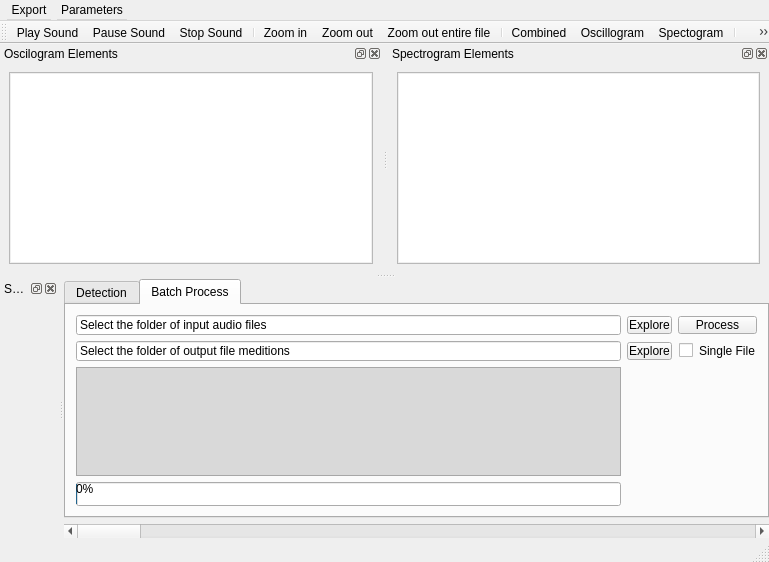
ECMora/SoundLab, file Graphic_Interface/UI Files/SegmentationAndClasificationWindowUI.ui: the form before one commit.
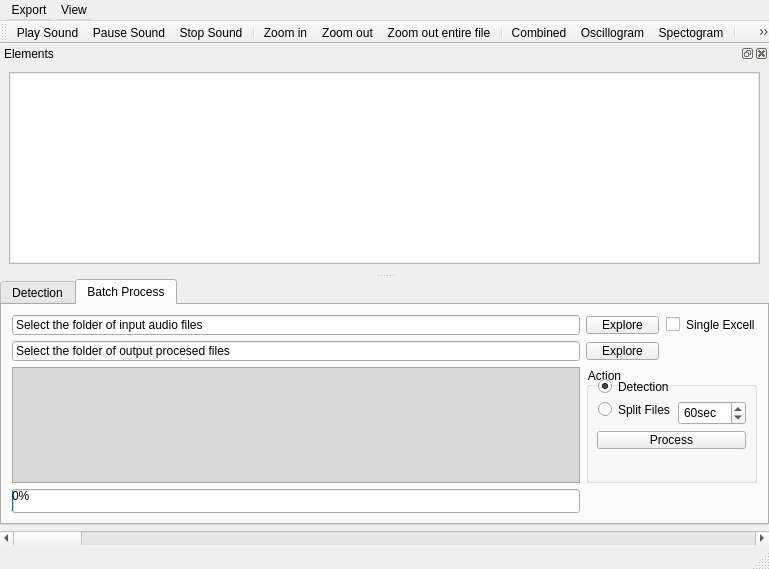
The form after the commit. The open tabs and pages were chosen to show the change. Icons and pictures are not drawn. Custom widgets are drawn as their Qt base class.

The edit to the form file:
```diff
--- a/Graphic_Interface/UI Files/SegmentationAndClasificationWindowUI.ui
+++ b/Graphic_Interface/UI Files/SegmentationAndClasificationWindowUI.ui
@@ -10,7 +10,7 @@
     <x>0</x>
     <y>0</y>
     <width>769</width>
-    <height>562</height>
+    <height>569</height>
    </rect>
   </property>
   <property name="sizePolicy">
@@ -76,13 +76,6 @@
         <string>Batch Process</string>
        </attribute>
        <layout class="QGridLayout" name="gridLayout_4">
-        <item row="3" column="0">
-         <widget class="QListWidget" name="listwidgetProgress">
-          <property name="styleSheet">
-           <string notr="true">background-color: rgb(217, 217, 217);</string>
-          </property>
-         </widget>
-        </item>
         <item row="0" column="1">
          <widget class="QPushButton" name="pushButtonInputFolder">
           <property name="text">
@@ -94,6 +87,13 @@
          </widget>
         </item>
         <item row="4" column="0">
+         <widget class="QListWidget" name="listwidgetProgress">
+          <property name="styleSheet">
+           <string notr="true">background-color: rgb(217, 217, 217);</string>
+          </property>
+         </widget>
+        </item>
+        <item row="6" column="0">
          <widget class="QProgressBar" name="progressBarProcesed">
           <property name="value">
            <number>0</number>
@@ -103,14 +103,7 @@
         <item row="1" column="0">
          <widget class="QLineEdit" name="lineEditOutputFolder">
           <property name="text">
-           <string>Select the folder of output file meditions</string>
-          </property>
-         </widget>
-        </item>
-        <item row="0" column="2">
-         <widget class="QPushButton" name="pushButtonStart">
-          <property name="text">
-           <string>Process</string>
+           <string>Select the folder of output procesed files</string>
           </property>
          </widget>
         </item>
@@ -128,10 +121,65 @@
           </property>
          </widget>
         </item>
-        <item row="1" column="2">
+        <item row="4" column="1" colspan="2">
+         <widget class="QGroupBox" name="groupBox">
+          <property name="title">
+           <string>Action</string>
+          </property>
+          <layout class="QFormLayout" name="formLayout">
+           <property name="fieldGrowthPolicy">
+            <enum>QFormLayout::AllNonFixedFieldsGrow</enum>
+           </property>
+           <item row="0" column="0">
+            <widget class="QRadioButton" name="rbttnDetection">
+             <property name="text">
+              <string>Detection</string>
+             </property>
+             <property name="checkable">
+              <bool>true</bool>
+             </property>
+             <property name="checked">
+              <bool>true</bool>
+             </property>
+            </widget>
+           </item>
+           <item row="2" column="0">
+            <widget class="QRadioButton" name="rbttnSplitFile">
+             <property name="text">
+              <string>Split Files</string>
+             </property>
+            </widget>
+           </item>
+           <item row="2" column="1">
+            <widget class="QSpinBox" name="spboxSplitTime">
+             <property name="suffix">
+              <string>sec</string>
+             </property>
+             <property name="minimum">
+              <number>30</number>
+             </property>
+             <property name="maximum">
+              <number>120</number>
+             </property>
+             <property name="value">
+              <number>60</number>
+             </property>
+            </widget>
+           </item>
+           <item row="3" column="0" colspan="2">
+            <widget class="QPushButton" name="pushButtonStart">
+             <property name="text">
+              <string>Process</string>
+             </property>
+            </widget>
+           </item>
+          </layout>
+         </widget>
+        </item>
+        <item row="0" column="2">
          <widget class="QCheckBox" name="cbxSingleFile">
           <property name="text">
-           <string>Single File</string>
+           <string>Single Excell</string>
           </property>
          </widget>
         </item>
@@ -192,7 +240,7 @@
   </widget>
   <widget class="QDockWidget" name="dockWidgetParameterTableOscilogram">
    <property name="windowTitle">
-    <string>Oscilogram Elements</string>
+    <string>Elements</string>
    </property>
    <attribute name="dockWidgetArea">
     <number>4</number>
@@ -209,40 +257,6 @@
     </layout>
    </widget>
   </widget>
-  <widget class="QDockWidget" name="dockWidgetParameterTableSpectrogram">
-   <property name="windowTitle">
-    <string>Spectrogram Elements</string>
-   </property>
-   <attribute name="dockWidgetArea">
-    <number>4</number>
-   </attribute>
-   <widget class="QWidget" name="dockWidgetContents_2">
-    <layout class="QVBoxLayout" name="verticalLayout">
-     <item>
-      <widget class="QTableWidget" name="tableParameterSpectrogram">
-       <property name="toolTip">
-        <string>Spectrogram elements meditions</string>
-       </property>
-      </widget>
-     </item>
-    </layout>
-   </widget>
-  </widget>
-  <widget class="QDockWidget" name="dock_settings">
-   <property name="windowTitle">
-    <string>Settings</string>
-   </property>
-   <attribute name="dockWidgetArea">
-    <number>1</number>
-   </attribute>
-   <widget class="QWidget" name="dockWidgetContents_5">
-    <layout class="QGridLayout" name="gridLayout_2">
-     <item row="0" column="0">
-      <widget class="QWidget" name="osc_settings_contents" native="true"/>
-     </item>
-    </layout>
-   </widget>
-  </widget>
   <widget class="QMenuBar" name="menuBar">
    <property name="geometry">
     <rect>
@@ -260,7 +274,7 @@
    </widget>
    <widget class="QMenu" name="menuParameters">
     <property name="title">
-     <string>Parameters</string>
+     <string>View</string>
     </property>
     <addaction name="actionView_Parameters"/>
     <addaction name="actionParameters_Measurement"/>
```
Left out of the diff: 110 changed lines with no effect on the pictures.
